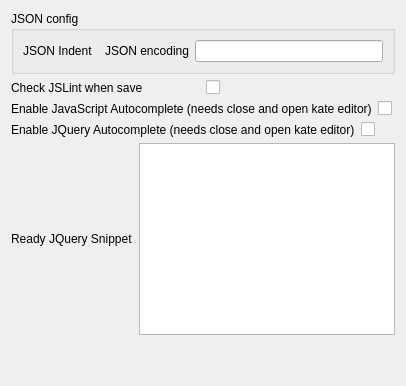
The window that addons/kate/pate/src/plugins/js_utils/js_utils.ui (KDE/kate) describes before a commit, drawn with Qt 5.
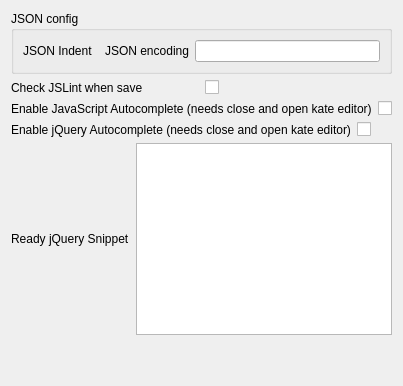
The same window after the commit. Custom widgets are drawn as their Qt base class.

Patch:
```diff
--- a/addons/kate/pate/src/plugins/js_utils/js_utils.ui
+++ b/addons/kate/pate/src/plugins/js_utils/js_utils.ui
@@ -77,7 +77,7 @@
                             <item>
                                 <widget class="QLabel" name="label">
                                     <property name="text">
-                                        <string>Enable JQuery Autocomplete (needs close and open kate editor)</string>
+                                        <string>Enable jQuery Autocomplete (needs close and open kate editor)</string>
                                     </property>
                                 </widget>
                             </item>
@@ -92,7 +92,7 @@
                             <item>
                                 <widget class="QLabel" name="label">
                                     <property name="text">
-                                        <string>Ready JQuery Snippet</string>
+                                        <string>Ready jQuery Snippet</string>
                                     </property>
                                 </widget>
                             </item>
```
